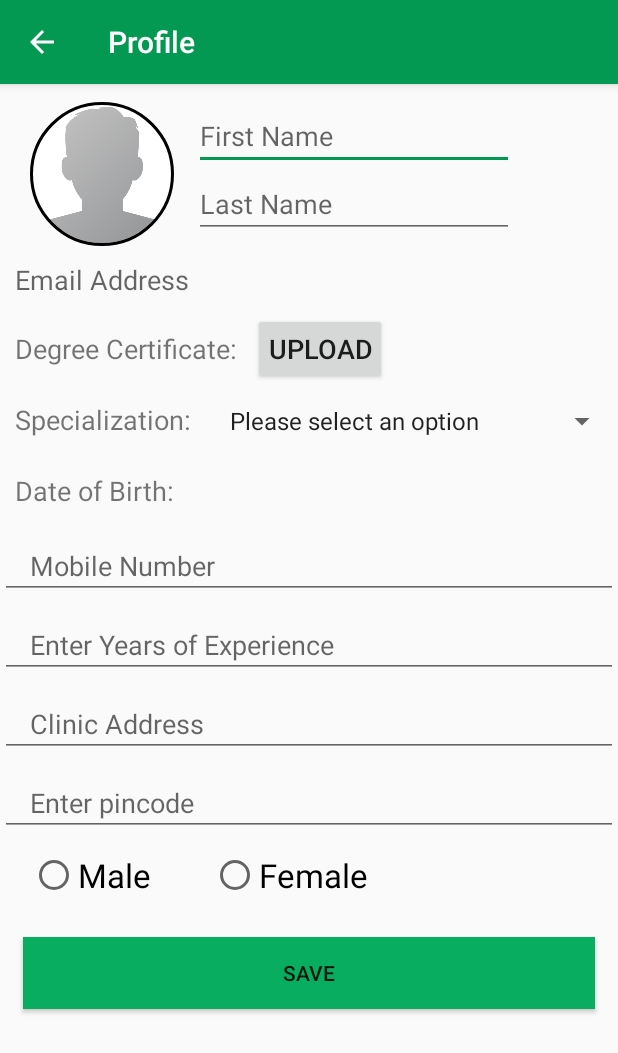
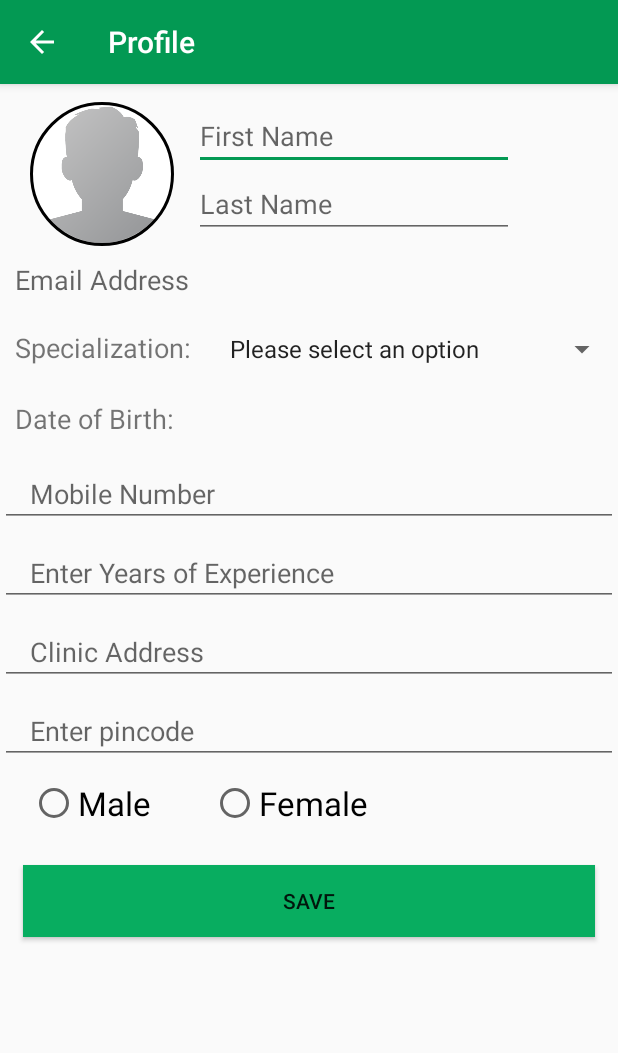
Before and after one commit to darshitpd/MediuDoc, an Android app: the Profile screen opened directly, with no data from a screen before it, on a phone screen of 412 x 824 dp. Shown: the top 1053 px of the screen. Run offline under Robolectric (Android 15) with nearby library versions, the phone set to English and light mode, and no system bars; our stand-ins replace CircleImageView, Firebase (no records; nobody signed in at launch, a user with empty details on screens opened directly), Picasso; libraries missing offline, so code that uses them is left out: com.theartofdev.edmodo, id.zelory.compressor; pictures from the network do not load; 17 statements that could not run were skipped.

Commit message:
Degree certificate upload

```diff
--- a/app/src/main/java/com/example/asus/mediudoc/Home.java
+++ b/app/src/main/java/com/example/asus/mediudoc/Home.java
@@ -93,9 +93,6 @@ public class Home extends AppCompatActivity {
         startActivity(intent);
 
     }
-    public void degree(View view) {
-        Intent intent = new Intent(this, UploadDegreeCertificateActivity.class);
-        startActivity(intent);    }
 
 //    public void myhealth(View view) {
 //        Intent intent = new Intent(this, MyHealth.class);
--- a/app/src/main/res/layout/activity_profile.xml
+++ b/app/src/main/res/layout/activity_profile.xml
@@ -80,30 +80,6 @@
         android:paddingBottom="10dp"
         android:paddingLeft="10dp"
         android:textAppearance="?android:attr/textAppearanceMedium" />
-
-
-    <LinearLayout
-        android:layout_width="wrap_content"
-        android:layout_height="wrap_content"
-        android:orientation="horizontal">
-
-        <TextView
-            android:layout_width="wrap_content"
-            android:layout_height="wrap_content"
-            android:text="Degree Certificate:"
-            android:padding="10dp"
-            android:textSize="18dp"
-            />
-
-        <Button
-            android:id="@+id/etDegreeCertificate"
-            android:layout_width="match_parent"
-            android:layout_height="wrap_content"
-            android:padding="10dp"
-            android:text="Upload"
-            android:textSize="18dp" />
-
-    </LinearLayout>
 
 
 
```
Also changed, not shown: app/src/main/java/com/example/asus/mediudoc/UploadDegreeCertificateActivity.java (+7 -0 lines), app/src/main/res/layout/activity_home.xml (+0 -7 lines).
